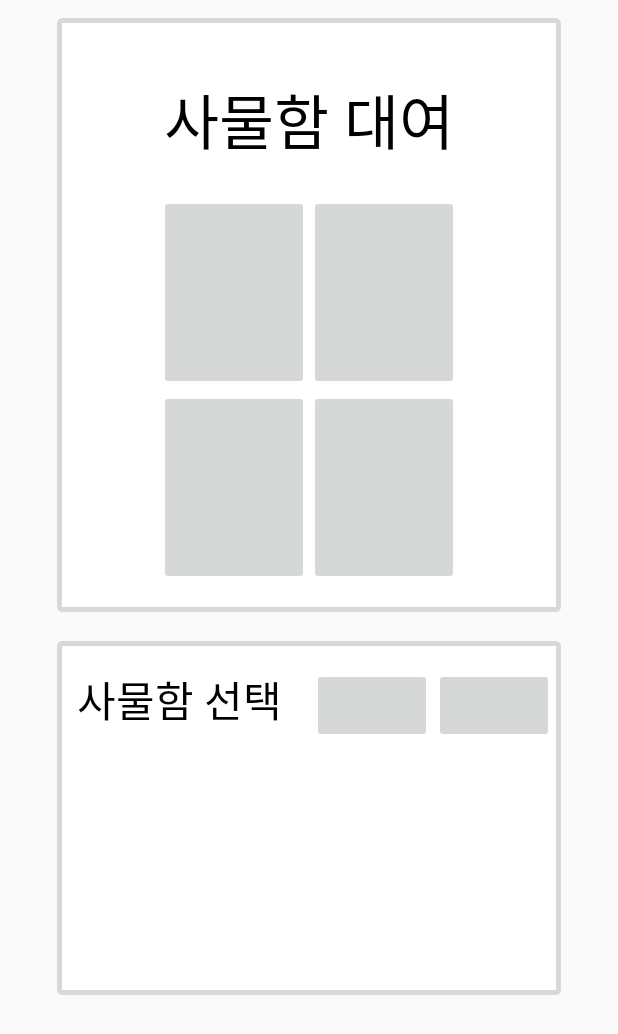
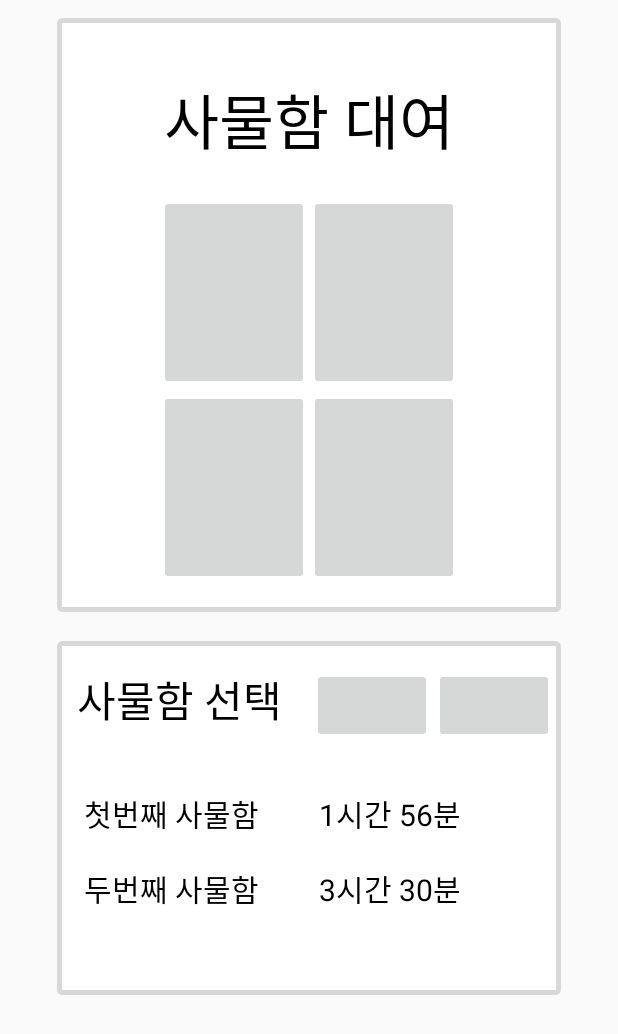
Before and after one commit to tmdngk0314/ProjectNam, an Android app: the Reserve screen opened directly, with no data from a screen before it, on a phone screen of 412 x 824 dp. Shown: the top 1034 px of the screen. Run offline under Robolectric (Android 15) with nearby library versions, the phone set to English and light mode, and no system bars.

Commit message:
activity_reserve 수정

```diff
--- a/app/src/main/res/layout/activity_reserve.xml
+++ b/app/src/main/res/layout/activity_reserve.xml
@@ -68,8 +68,8 @@
     <RelativeLayout
         android:layout_width="340dp"
         android:layout_height="240dp"
+        android:layout_below="@+id/firstRela"
         android:layout_centerHorizontal="true"
-        android:layout_below="@+id/firstRela"
         android:layout_marginTop="15dp"
         android:background="@drawable/border_gray">
 
@@ -98,6 +98,51 @@
             android:layout_marginTop="20dp"
             android:layout_toRightOf="@+id/noticeBtn" />
 
+        <TextView
+            android:id="@+id/textloc1"
+            android:layout_width="wrap_content"
+            android:layout_height="wrap_content"
+            android:layout_below="@+id/chooselockertext"
+            android:layout_marginLeft="20dp"
+            android:layout_marginTop="40dp"
+            android:text="첫번째 사물함"
+            android:textColor="#000000"
+            android:textSize="20dp" />
+
+        <TextView
+            android:id="@+id/textloc2"
+            android:layout_width="wrap_content"
+            android:layout_height="wrap_content"
+            android:layout_below="@+id/chooselockertext"
+            android:layout_marginLeft="40dp"
+            android:layout_marginTop="40dp"
+            android:layout_toRightOf="@+id/textloc1"
+            android:text="1시간 56분"
+            android:textColor="#000000"
+            android:textSize="20dp" />
+
+        <TextView
+            android:id="@+id/textloc3"
+            android:layout_width="wrap_content"
+            android:layout_height="wrap_content"
+            android:layout_below="@+id/textloc1"
+            android:layout_marginLeft="20dp"
+            android:layout_marginTop="20dp"
+            android:text="두번째 사물함"
+            android:textColor="#000000"
+            android:textSize="20dp" />
+
+        <TextView
+            android:id="@+id/textloc4"
+            android:layout_width="wrap_content"
+            android:layout_height="wrap_content"
+            android:layout_below="@+id/textloc2"
+            android:layout_marginLeft="40dp"
+            android:layout_marginTop="20dp"
+            android:layout_toRightOf="@+id/textloc3"
+            android:text="3시간 30분"
+            android:textColor="#000000"
+            android:textSize="20dp" />
 
     </RelativeLayout>
 
```
